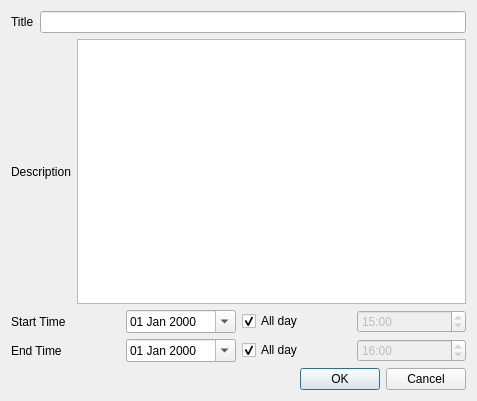
Above: src/View/Qt/TimeLine/factdialog.ui from Tatane/TimeLine before the change. Below: the same form after it.
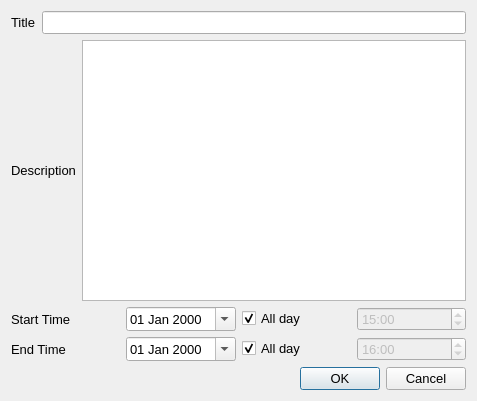
That is the form after the change.

Commit message: Increase dialogs font size. Change DatePicker format.

Diff of the .ui file:
```diff
--- a/src/View/Qt/TimeLine/factdialog.ui
+++ b/src/View/Qt/TimeLine/factdialog.ui
@@ -10,6 +10,13 @@
     <height>401</height>
    </rect>
   </property>
+  <property name="font">
+   <font>
+    <pointsize>10</pointsize>
+    <weight>50</weight>
+    <bold>false</bold>
+   </font>
+  </property>
   <property name="windowTitle">
    <string>Dialog</string>
   </property>
```
The commit also changes 1 other file.
